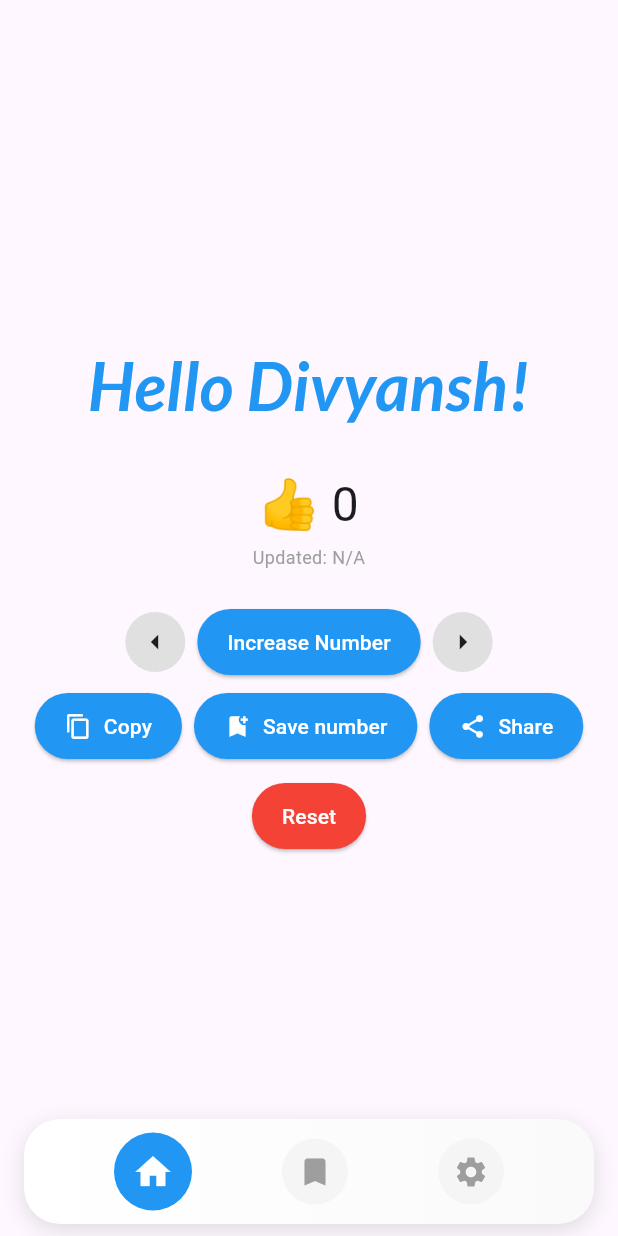
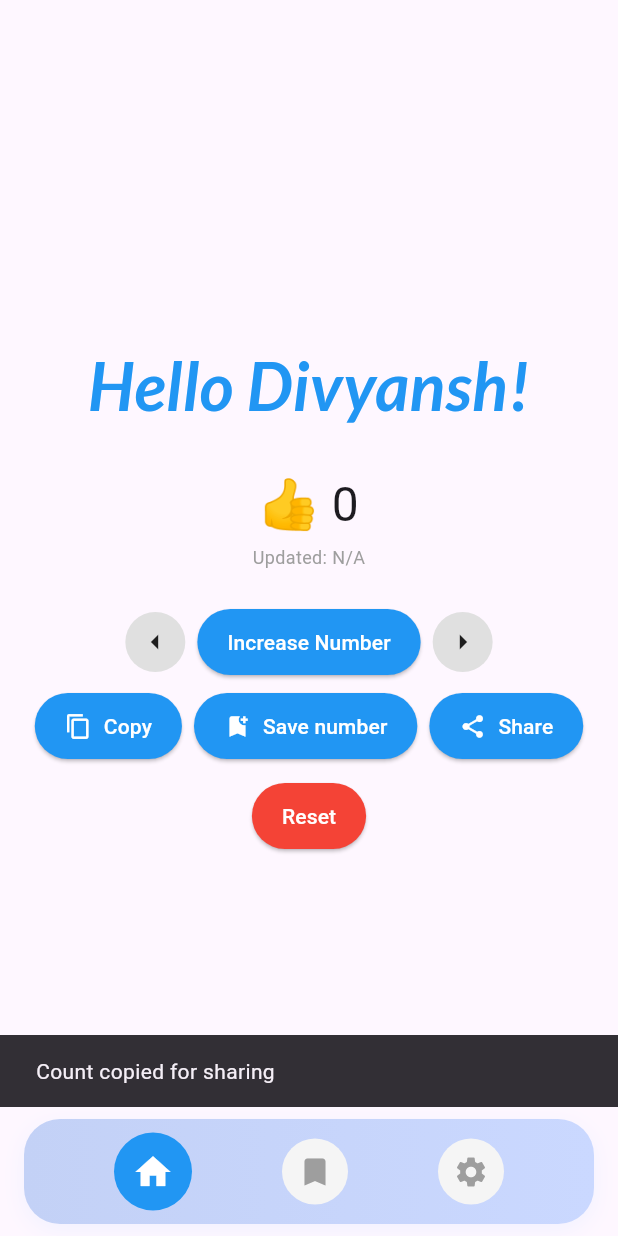
Before and after one commit to divyanshkumarindia/flutter_projects, a Flutter app: the screen it shows after launch, after a tap on "Share", on a phone screen of 412 x 824 dp. Run offline on Flutter 3.47's test engine with Material 3 defaults, Android fonts, the phone set to English and light mode, and no system bars; our stand-ins replace google_fonts, shared_preferences.

Commit message:
Refined light theme nav with blue gradient/shadow and cleaned up build issues

```diff
--- a/01_click_counter/lib/main.dart
+++ b/01_click_counter/lib/main.dart
@@ -5,7 +5,6 @@ import 'dart:convert';
 import 'package:provider/provider.dart';
 import 'package:shared_preferences/shared_preferences.dart';
 import 'package:flutter/services.dart';
-import 'package:share_plus/share_plus.dart';
 
 void main() => runApp(const MyApp());
 
@@ -281,6 +280,7 @@ class MyApp extends StatelessWidget {
           debugShowCheckedModeBanner: false,
           title: 'Flutter Basic App',
           theme: ThemeData(
+            // App buttons and primary color
             primarySwatch: Colors.blue,
             elevatedButtonTheme: ElevatedButtonThemeData(
               style: ElevatedButton.styleFrom(
@@ -850,15 +850,20 @@ class _PremiumBottomNavState extends State<_PremiumBottomNav>
         child: Container(
           height: 70,
           decoration: BoxDecoration(
-            gradient: LinearGradient(
-              colors: [bgStart, bgEnd],
-              // here the gradient is defined with two colors.
-            ),
+            // Keep the dark gradient for dark mode; for light mode use a
+            // subtle blue-tinted gradient so the bar reads 'cooler'.
+            // Navigation Bar background gradient
+            gradient: isDark
+                ? LinearGradient(colors: [bgStart, bgEnd])
+                : LinearGradient(colors: [const Color.fromARGB(255, 195, 209, 246), const Color.fromARGB(255, 202, 216, 255)]),
             borderRadius: BorderRadius.circular(24),
             boxShadow: [
               BoxShadow(
-                // shadow for the nav bar
-                color: isDark ? Colors.black54 : Colors.black12,
+                // use a soft bluish shadow on light theme
+                // Navigation Bar shadow
+                color: isDark
+                    ? const Color.fromARGB(141, 0, 0, 0)
+                    : Colors.blue.withAlpha((0.06 * 255).round()),
                 blurRadius: 12,
                 offset: const Offset(0, 4),
               ),
@@ -876,6 +881,7 @@ class _PremiumBottomNavState extends State<_PremiumBottomNav>
                   decoration: BoxDecoration(
                     shape: BoxShape.circle,
                     color: active
+                    // Navigation Button icon background color
                         ? Colors.blue
                         : (isDark
                               ? Colors.grey.shade800
@@ -990,9 +996,12 @@ class ControlButtons extends StatelessWidget {
             const SizedBox(width: 8),
             ElevatedButton.icon(
               onPressed: () {
-                // Share using platform share sheet (SharePlus)
-                SharePlus.instance.share(
-                  ShareParams(text: 'Current count: ${provider.count}'),
+                // Fallback: copy to clipboard (no share_plus dependency)
+                Clipboard.setData(
+                  ClipboardData(text: provider.count.toString()),
+                );
+                ScaffoldMessenger.of(context).showSnackBar(
+                  const SnackBar(content: Text('Count copied for sharing')),
                 );
               },
               icon: const Icon(Icons.share),
--- a/01_click_counter/pubspec.yaml
+++ b/01_click_counter/pubspec.yaml
@@ -37,7 +37,6 @@ dependencies:
   google_fonts: ^6.3.2
   provider: ^6.1.5+1
   shared_preferences: ^2.5.3
-  share_plus: ^12.0.0
 
 dev_dependencies:
   flutter_test:
```
